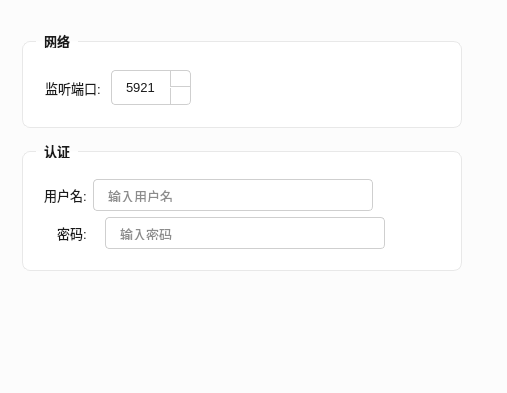
Above: src/ui/settingsdialog.ui from JiaYongChen/CrossRemoteDesktop before the change; both pictures show x 193 to 700 and y 0 to 393 of the 700 by 500 pixel window. Below: the same form after it.
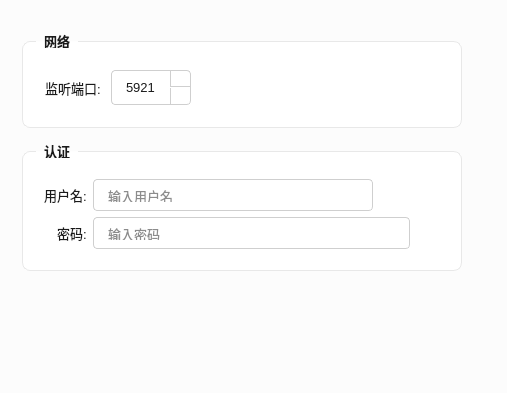
That is the form after the change. The open tabs and pages were chosen to show the change. Icons and pictures are not drawn.

Commit message: fix: 移除密码框 max-width 约束和多余额 vertical spacer，与同一 FormLayout 列中用户名框自适应对齐

Patch:
```diff
--- a/src/ui/settingsdialog.ui
+++ b/src/ui/settingsdialog.ui
@@ -712,9 +712,6 @@
                     <property name="minimumSize">
                      <size><width>0</width><height>32</height></size>
                     </property>
-                    <property name="maximumSize">
-                     <size><width>280</width><height>32</height></size>
-                    </property>
                     <property name="echoMode">
                      <enum>QLineEdit::Password</enum>
                     </property>
@@ -752,19 +749,6 @@
                     </property>
                    </widget>
                   </item>
-                  <item>
-                   <spacer name="passwordBtnSpacer">
-                    <property name="orientation">
-                     <enum>Qt::Vertical</enum>
-                    </property>
-                    <property name="sizeHint" stdset="0">
-                     <size>
-                      <width>0</width>
-                      <height>0</height>
-                     </size>
-                    </property>
-                   </spacer>
-                  </item>
                  </layout>
                 </item>
                </layout>
```
The commit also changes 1 other file.
